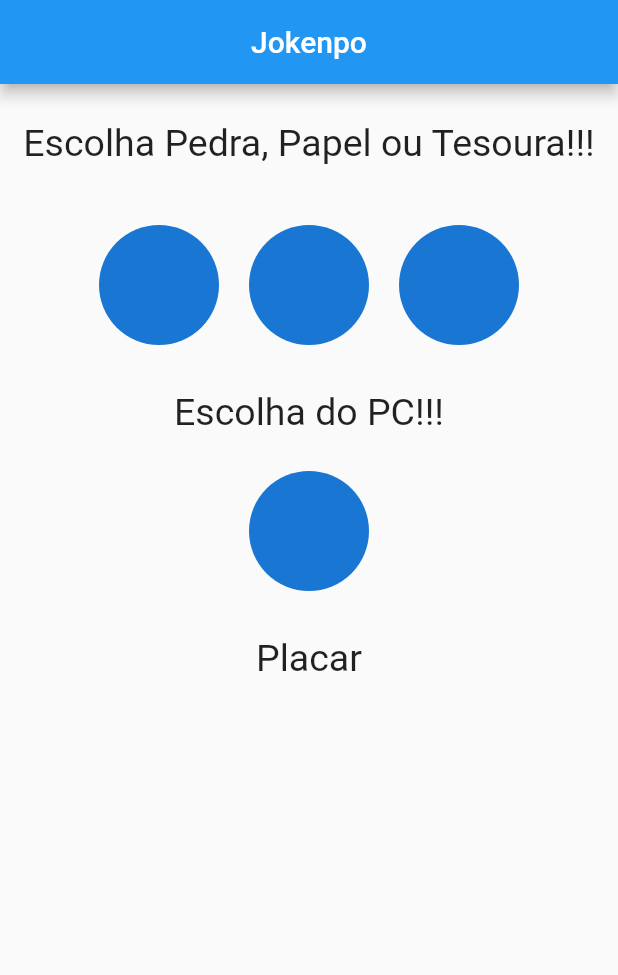
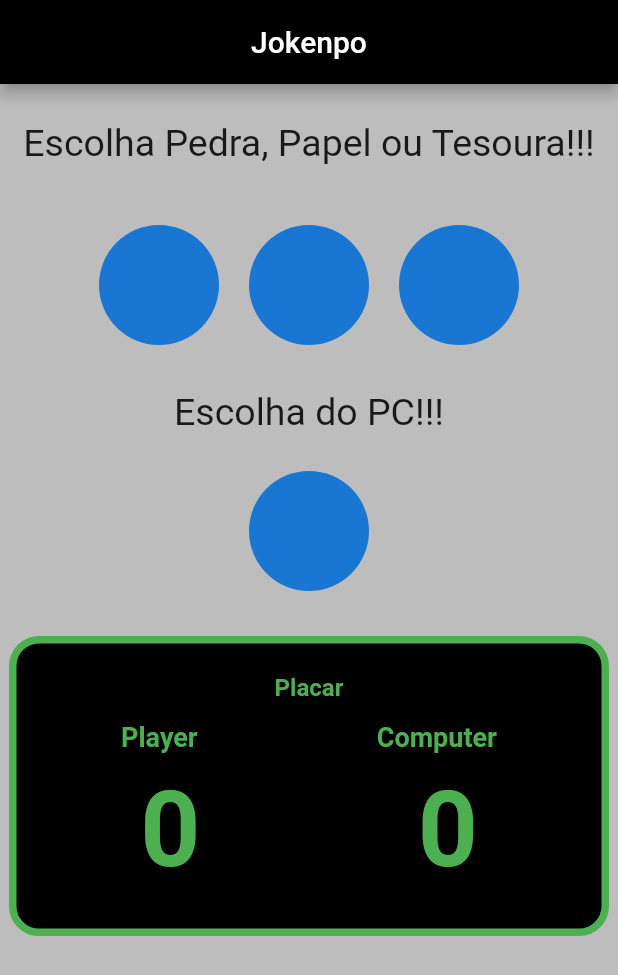
Before and after one commit to yurigrams/jokenpo_game, a Flutter app: the screen it shows after launch, on a phone screen of 412 x 824 dp. Shown: the top 975 px of the screen. Run offline on Flutter 3.47's test engine with Material 3 defaults, Android fonts, the phone set to English and light mode, and no system bars.

Commit message:
Alterações no home_page.dart, alterados cores da pagina e realizado a contrução do scoreboard.dart

```diff
--- a/lib/main.dart
+++ b/lib/main.dart
@@ -6,6 +6,12 @@ void main() {
     home: HomePage(),
     theme: ThemeData(
       useMaterial3: false,
+      appBarTheme: AppBarTheme(
+        backgroundColor: Colors.black,
+        foregroundColor: Colors.white,
+      ),
+      scaffoldBackgroundColor: Colors.black26,
+
     ),
   ));
 }
--- a/lib/view/home_page.dart
+++ b/lib/view/home_page.dart
@@ -2,6 +2,7 @@ import 'package:flutter/material.dart';
 
 import 'package:prova_jokenpo/widgets/circle_row_widgets.dart';
 import 'package:prova_jokenpo/widgets/pc_circle_avatar.dart';
+import 'package:prova_jokenpo/widgets/scoreboard.dart';
 
 class HomePage extends StatefulWidget {
   const HomePage({super.key});
@@ -42,10 +43,7 @@ class _HomePageState extends State<HomePage> {
               const SizedBox( height: 25),
               const Pccircle(),
               const SizedBox(height: 30),
-              const Text(
-                'Placar',
-                style: TextStyle(fontSize: 25),
-              )
+              Scoreboard(scorePlayer: 0, scorrePc: 0)
             ],
           )
         ],
--- /dev/null
+++ b/lib/widgets/scoreboard.dart
@@ -0,0 +1,97 @@
+import 'package:flutter/material.dart';
+
+class Scoreboard extends StatefulWidget {
+  final int scorePlayer = 0;
+  final int scorePc = 0;
+  const Scoreboard({super.key,required scorePlayer, required scorrePc});
+
+  @override
+  State<Scoreboard> createState() => _ScoreboardState();
+}
+
+class _ScoreboardState extends State<Scoreboard> {
+
+
+
+  @override
+  Widget build(BuildContext context) {
+    return Row(
+      mainAxisAlignment: MainAxisAlignment.center,
+      children: [
+        Container(
+          width: 400,
+          height: 200,
+          decoration: BoxDecoration(
+            color: Colors.black,
+            borderRadius: BorderRadius.circular(20),
+            border: Border.all(
+              color: Colors.green,
+              width: 5
+            )
+          ),
+          padding: const EdgeInsets.all(10),
+          child: Column(
+            mainAxisAlignment: MainAxisAlignment.start,
+            children: [
+              const Text(
+                'Placar',
+                textAlign: TextAlign.center,
+                style: TextStyle(
+                    color: Colors.green,
+                    height: 2,
+                    fontSize: 16,
+                    fontWeight: FontWeight.bold
+                ),
+              ),
+              SizedBox(height: 10),
+              Row(
+                mainAxisAlignment: MainAxisAlignment.spaceAround,
+                children: const [
+                  Text(
+                    "Player",
+                    style: TextStyle(
+                      color: Colors.green,
+                      fontSize: 18,
+                      fontWeight: FontWeight.bold,
+                    ),
+                  ),
+                  Text(
+                     "Computer",
+                    style: TextStyle(
+                      color: Colors.green,
+                      fontSize: 18,
+                      fontWeight: FontWeight.bold,
+                    ),
+                  )
+                ]
+              ),
+              SizedBox(height: 10),
+              Row(
+                mainAxisAlignment: MainAxisAlignment.spaceAround,
+                children: [
+                  Text(
+                    widget.scorePlayer.toString(),
+                    style: const TextStyle(
+                      color: Colors.green,
+                      fontSize: 70,
+                      fontWeight: FontWeight.bold,
+                    ),
+                  ),
+                  Text(
+                    widget.scorePc.toString(),
+                    style: const TextStyle(
+                      color: Colors.green,
+                      fontSize: 70,
+                      fontWeight: FontWeight.bold,
+                    ),
+                  ),
+                ],
+              )
+            ],
+          )
+
+        )
+      ],
+    );
+  }
+}
```
